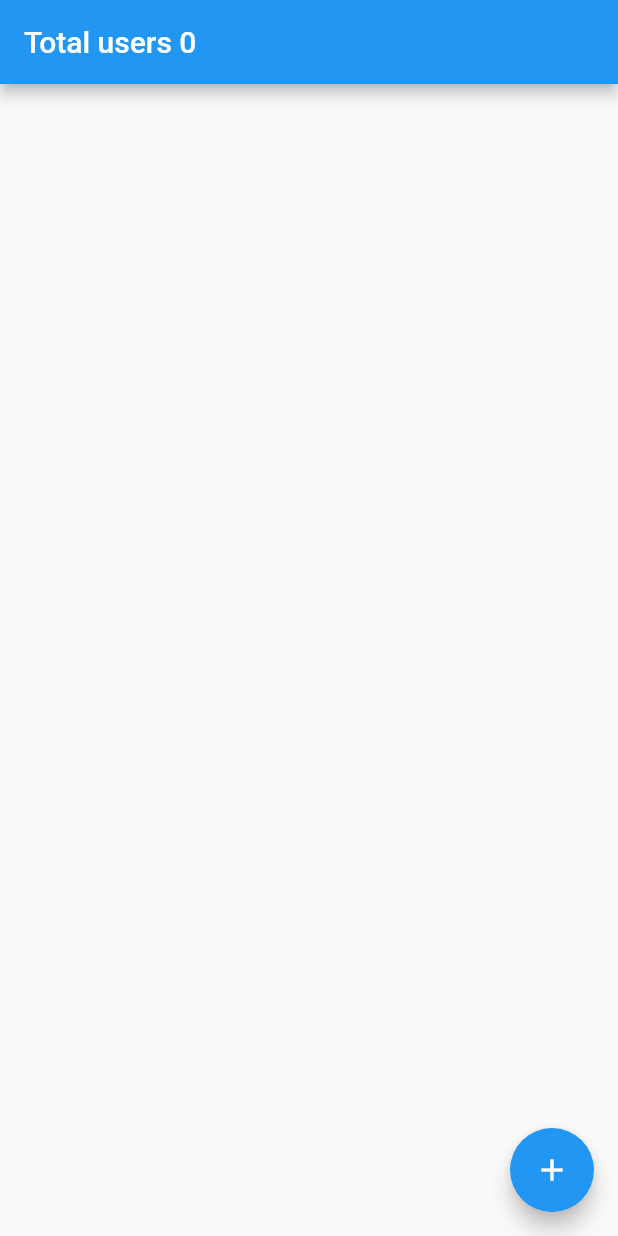
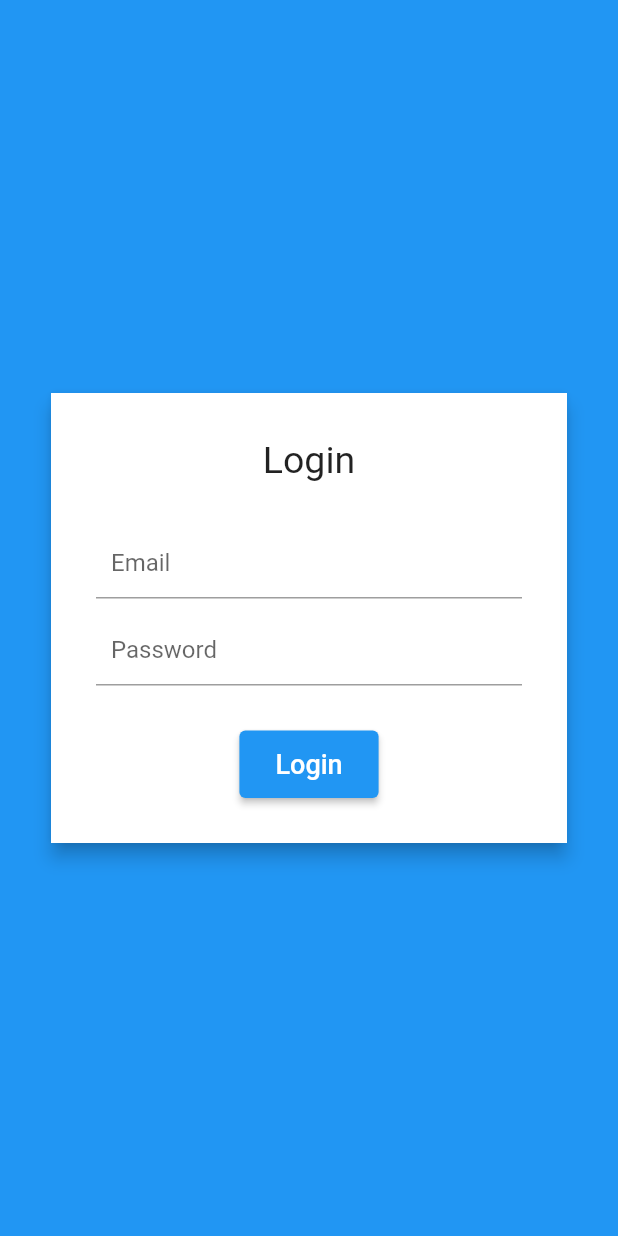
Before and after one commit to MilanSurbhiinfotech/floor_database, a Flutter app: the screen it shows after launch, on a phone screen of 412 x 824 dp. Run offline on Flutter 3.47's test engine with Material 2 defaults, Android fonts, the phone set to English and light mode, and no system bars; our stand-ins replace dio, floor, flutter_bloc, fluttertoast, loader_overlay, retrofit and 1 more; accounts and stored records are empty; generated files the repository leaves out were written again.

Commit message:
floor call login API

```diff
--- /dev/null
+++ b/lib/login/login_page.dart
@@ -0,0 +1,92 @@
+import 'package:flutter/material.dart';
+import 'package:flutter_bloc/flutter_bloc.dart';
+import 'package:flutter_floor/login/loginpage_cubit.dart';
+
+import '../utils.dart';
+import 'loginpage_states.dart';
+
+class LoginPage extends StatefulWidget {
+  const LoginPage({Key? key}) : super(key: key);
+
+  @override
+  State<LoginPage> createState() => _LoginPageState();
+}
+
+class _LoginPageState extends State<LoginPage> {
+
+  final emailController = TextEditingController();
+  final passwordController = TextEditingController();
+
+  LoginCubit loginCubit = LoginCubit();
+
+  @override
+  Widget build(BuildContext context) {
+    return Container(
+      color: Colors.blue,
+      child: Center(
+        child: Container(
+          margin: const EdgeInsets.symmetric(horizontal: 30),
+          child: Card(
+            elevation: 5,
+            child: Container(
+              padding: EdgeInsets.all(30),
+              color: Colors.white,
+              child: BlocConsumer(
+                bloc: loginCubit, builder: (context, state) {
+                return SingleChildScrollView(
+                  child: Column(
+                    children: [
+                      const Text("Login",style: TextStyle(fontSize: 25),),
+                      SizedBox(height: 30,),
+                      TextField(
+                        controller: emailController,
+                        decoration: const InputDecoration(
+                            hintText: "Email",
+                            contentPadding: EdgeInsets.symmetric(horizontal: 10)
+                        ),
+                      ),
+                      const SizedBox(height: 10,),
+                      TextField(
+                        obscureText: true,
+                        controller: passwordController,
+                        decoration: const InputDecoration(
+                            hintText: "Password",
+                            contentPadding: EdgeInsets.symmetric(horizontal: 10)
+                        ),
+                      ),
+                      const SizedBox(height: 30,),
+                      InkWell(
+                        onTap: (){
+                          var email = emailController.text.toString();
+                          var password = passwordController.text.toString();
+                          loginCubit.login(email, password, "admin");
+                        },
+                        child: ElevatedButton(onPressed: (){},
+                            style: ElevatedButton.styleFrom(
+                              padding: const EdgeInsets.symmetric(horizontal: 24,vertical: 12),
+                              tapTargetSize: MaterialTapTargetSize.shrinkWrap,
+                            ),
+                            child: const Text("Login",style: TextStyle(fontSize: 18),)
+                        ),
+                      )
+                    ],
+                  ),
+                );
+
+              }, listener: (context,state) {
+                if (state is LoginLoadingState) {
+                  Utils.showLoader(context);
+                } else if (state is LoginErrorState) {
+                  //show Toast with message
+                  Utils.hideLoader(context);
+                  Utils.showToast(context,state.message);
+                }
+              },
+              )
+            ),
+          ),
+        ),
+      ),
+    );
+  }
+}
--- /dev/null
+++ b/lib/login/loginpage_cubit.dart
@@ -0,0 +1,33 @@
+import 'dart:io';
+
+import 'package:flutter_bloc/flutter_bloc.dart';
+
+import '../services/api_services.dart';
+import '../validate_mixin.dart';
+import 'loginpage_states.dart';
+
+class LoginCubit extends Cubit<LoginState> with Validate{
+  LoginCubit() : super(LoginInitState());
+
+  String fcmToken = "1234567890";
+
+  login(String email,String password,String role) async{
+    String? deviceId = "1234567890";
+    if(isStringEmpty(email)){
+      emit(LoginErrorState("Enter email"));
+    }else if(isStringEmpty(password)){
+      emit(LoginErrorState("Enter password!"));
+    }else{
+      emit(LoginLoadingState());
+      ApiServices().login(email,password,role,fcmToken).then((value) async {
+        if(value.data.code == 200){
+
+          emit(LoginErrorState(value.data.message.toString()));
+
+        }else{
+          emit(LoginErrorState(value.data.message.toString()));
+        }
+      });
+    }
+  }
+}
--- /dev/null
+++ b/lib/login/loginpage_states.dart
@@ -0,0 +1,25 @@
+abstract class LoginState {}
+
+class LoginInitState extends LoginState {}
+
+class LoginLoadingState extends LoginState {}
+
+class LoginCompleteState extends LoginState {}
+
+class ResetLinkCompleteState extends LoginState {
+  String user_id;
+
+  ResetLinkCompleteState(this.user_id);
+}
+
+class OTPVerficationCompleteState extends LoginState {
+  String user_id;
+
+  OTPVerficationCompleteState(this.user_id);
+}
+
+class LoginErrorState extends LoginState {
+  String message;
+
+  LoginErrorState(this.message);
+}
--- a/lib/main.dart
+++ b/lib/main.dart
@@ -1,4 +1,5 @@
 import 'package:flutter/material.dart';
+import 'package:flutter_floor/login/login_page.dart';
 
 import 'home_page.dart';
 
@@ -17,7 +18,7 @@ class MyApp extends StatelessWidget {
       theme: ThemeData(
         primarySwatch: Colors.blue,
       ),
-      home: const MyHomePage(),
+      home: const LoginPage(),
     );
   }
 }
--- a/lib/services/api_services.dart
+++ b/lib/services/api_services.dart
@@ -1,5 +1,32 @@
+
+import 'package:dio/dio.dart';
+import 'package:flutter_floor/services/response/base_response.dart';
+import 'package:flutter_floor/services/response/login_response.dart';
+import 'package:flutter_floor/services/server_error.dart';
+
+import 'apiclient.dart';
 
 class ApiServices{
 
+  ApiClient apiClient = ApiClient(Dio(BaseOptions(
+      connectTimeout: 60000,
+      receiveTimeout: 120000,
+      headers: <String, dynamic>{
+        "Token":
+        "IAbza1VGScBEesSbcCzdnUoVuy2oQjYj8xFt8X3gOQN6IpBXYoUE5fGrTGRJeqn0OCtmZbF06fG5Z1N5 ",
+      })));
 
+  Future<BaseResponse<LoginResponse>> login(
+      String email, String password, String role, String token) async {
+    var response;
+    try {
+      response = await apiClient.login(
+          "application/json", role, email, password, token);
+    } catch (error, stacktrace) {
+
+      return BaseResponse()
+        ..setException(ServerError.withError(error: error as DioError));
+    }
+    return BaseResponse()..data = response;
+  }
 }
--- a/lib/services/apiclient.dart
+++ b/lib/services/apiclient.dart
@@ -1,6 +1,7 @@
 
 
 import 'package:dio/dio.dart';
+import 'package:flutter_floor/services/response/login_response.dart';
 import 'package:retrofit/retrofit.dart';
 
 part 'apiclient.g.dart';
@@ -9,4 +10,14 @@ part 'apiclient.g.dart';
 abstract class ApiClient{
 
   factory ApiClient(Dio dio, {String baseUrl}) = _ApiClient;
+
+  @POST('/login')
+  @MultiPart()
+  Future<LoginResponse> login(
+      @Header("Content-Type") String header,
+      @Part() String role,
+      @Part() String email,
+      @Part() String password,
+      @Part() String token);
+
 }
--- a/pubspec.yaml
+++ b/pubspec.yaml
@@ -39,6 +39,8 @@ dependencies:
   retrofit_generator: ^3.0.1+1
   retrofit: ^3.0.1+1
   dio: ^4.0.6
+  fluttertoast: ^6.0.1
+  loader_overlay: ^2.0.6
 
 dev_dependencies:
   flutter_test:
```
Also changed, not shown: lib/services/response/base_response.dart (added, +18 -0 lines), lib/services/response/login_response.dart (added, +93 -0 lines), lib/services/server_error.dart (added, +43 -0 lines), lib/utils.dart (added, +26 -0 lines), lib/validate_mixin.dart (added, +30 -0 lines), lib/services/apiclient.g.dart, pubspec.lock.
